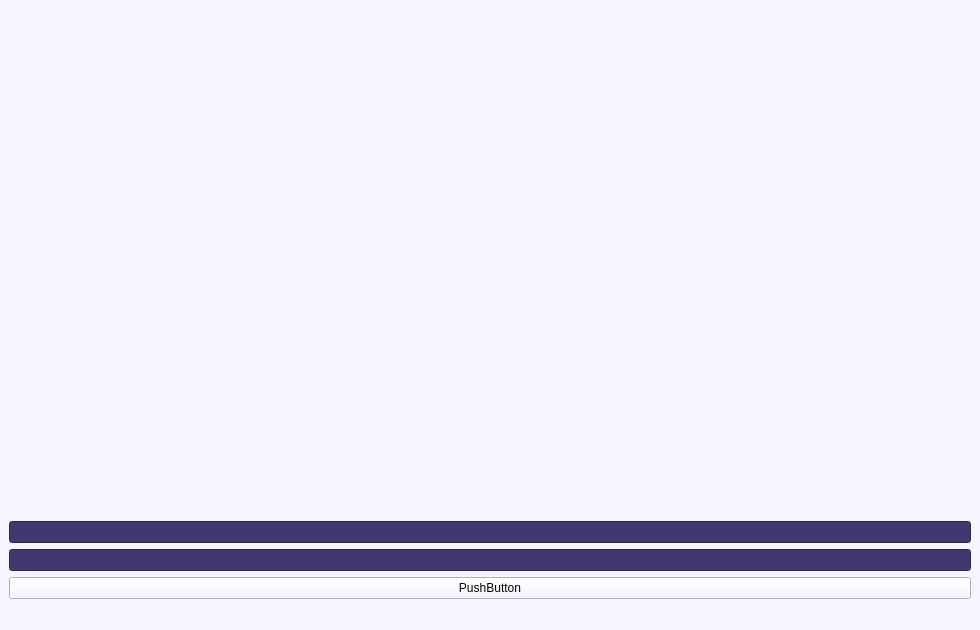
Qt form ui_files/loginpage.ui (naryama8/gui_app_kelompok3) before a commit.
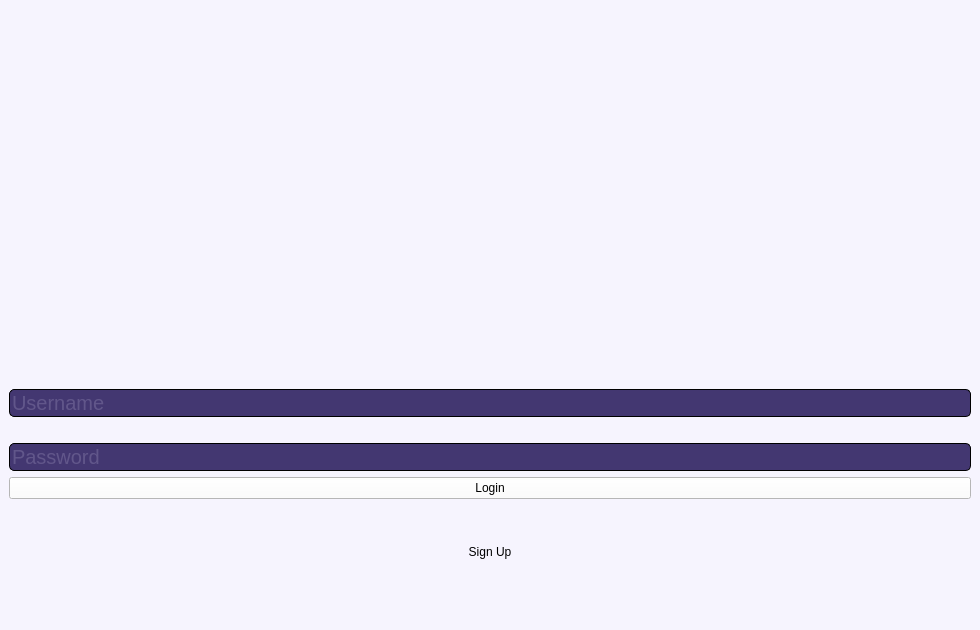
The same form after that commit. Icons and pictures are not drawn.

The edit to the form file:
```diff
--- a/ui_files/loginpage.ui
+++ b/ui_files/loginpage.ui
@@ -31,24 +31,105 @@
     <item>
      <widget class="QLineEdit" name="lineEdit">
       <property name="styleSheet">
-       <string notr="true">background-color: rgb(67, 55, 113);</string>
+       <string notr="true">background-color: rgb(67, 55, 113);
+color: rgb(127, 118, 164);
+font-size: 20px;
+border: 1px solid black;
+border-radius: 5px;</string>
       </property>
+      <property name="placeholderText">
+       <string>Username</string>
+      </property>
      </widget>
     </item>
     <item>
-     <widget class="QLineEdit" name="lineEdit_2">
+     <spacer name="verticalSpacer">
+      <property name="orientation">
+       <enum>Qt::Vertical</enum>
+      </property>
+      <property name="sizeType">
+       <enum>QSizePolicy::Fixed</enum>
+      </property>
+      <property name="sizeHint" stdset="0">
+       <size>
+        <width>20</width>
+        <height>20</height>
+       </size>
+      </property>
+     </spacer>
+    </item>
+    <item>
+     <widget class="QLineEdit" name="pass">
       <property name="styleSheet">
-       <string notr="true">background-color: rgb(67, 55, 113);</string>
+       <string notr="true">background-color: rgb(67, 55, 113);
+color: rgb(127, 118, 164);
+font-size: 20px;
+border: 1px solid black;
+border-radius: 5px;</string>
       </property>
+      <property name="placeholderText">
+       <string>Password</string>
+      </property>
      </widget>
     </item>
     <item>
-     <widget class="QPushButton" name="pushButton">
+     <widget class="QPushButton" name="loginButton">
+      <property name="cursor">
+       <cursorShape>PointingHandCursor</cursorShape>
+      </property>
+      <property name="styleSheet">
+       <string notr="true">background-color: rgb(255, 255, 255);
+font: 75 12pt &quot;MS Shell Dlg 2&quot;;</string>
+      </property>
       <property name="text">
-       <string>PushButton</string>
+       <string>Login</string>
       </property>
      </widget>
     </item>
+    <item>
+     <spacer name="verticalSpacer_2">
+      <property name="orientation">
+       <enum>Qt::Vertical</enum>
+      </property>
+      <property name="sizeType">
+       <enum>QSizePolicy::Fixed</enum>
+      </property>
+      <property name="sizeHint" stdset="0">
+       <size>
+        <width>20</width>
+        <height>40</height>
+       </size>
+      </property>
+     </spacer>
+    </item>
+    <item>
+     <widget class="QPushButton" name="signupButton">
+      <property name="styleSheet">
+       <string notr="true">background-color: rgba(0, 0, 0, 0);
+border: none;
+</string>
+      </property>
+      <property name="text">
+       <string>Sign Up</string>
+      </property>
+     </widget>
+    </item>
+    <item>
+     <spacer name="verticalSpacer_3">
+      <property name="orientation">
+       <enum>Qt::Vertical</enum>
+      </property>
+      <property name="sizeType">
+       <enum>QSizePolicy::Fixed</enum>
+      </property>
+      <property name="sizeHint" stdset="0">
+       <size>
+        <width>20</width>
+        <height>40</height>
+       </size>
+      </property>
+     </spacer>
+    </item>
    </layout>
   </widget>
   <widget class="QMenuBar" name="menubar">
```
Left out of the diff: 4 changed lines with no effect on the pictures.
